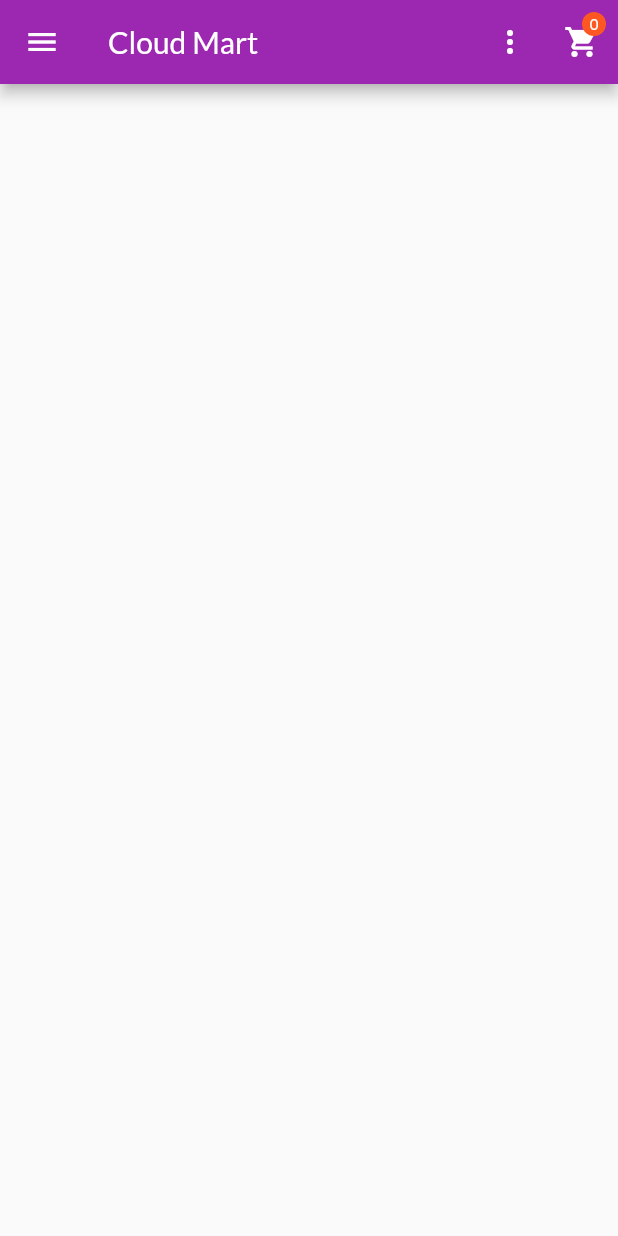
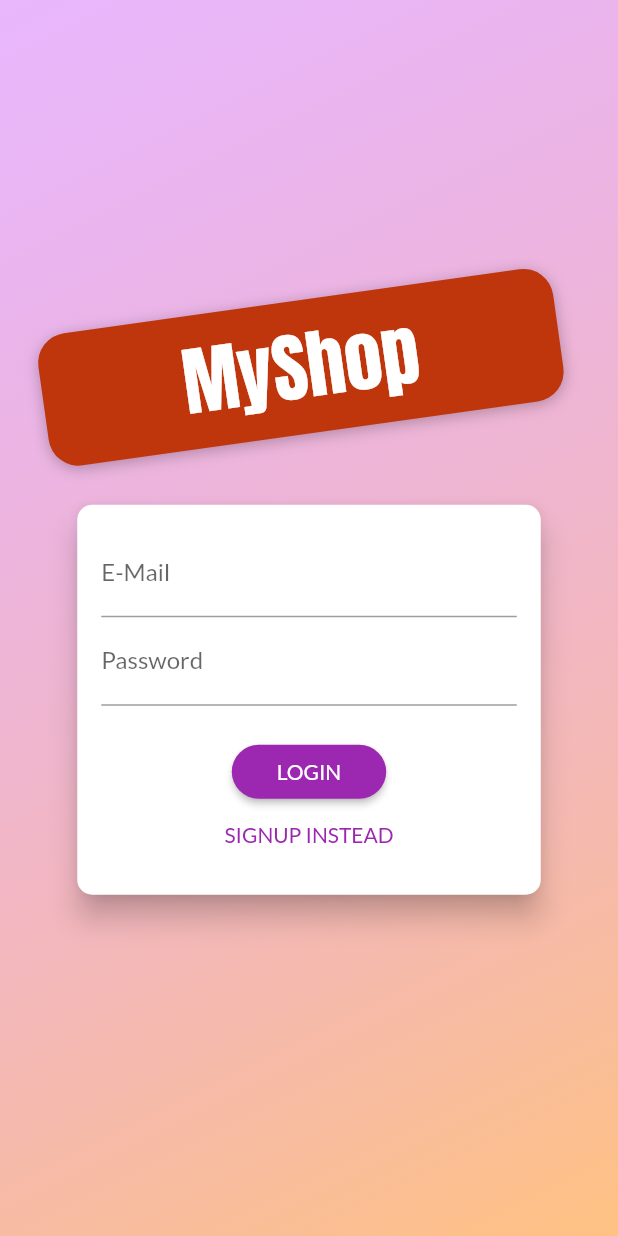
Before and after one commit to saad0259/app_23_shop_app, a Flutter app: the screen it shows after launch, on a phone screen of 412 x 824 dp. Run offline on Flutter 3.47's test engine with Material 2 defaults, Android fonts, the phone set to English and light mode, and no system bars.

Commit message:
authentication - signup with email and apssword

```diff
--- a/lib/main.dart
+++ b/lib/main.dart
@@ -1,3 +1,5 @@
+import 'package:app_23_shop_app/provider/auth.dart';
+import 'package:app_23_shop_app/screens/auth_screen.dart';
 import 'package:app_23_shop_app/screens/cart_screen.dart';
 import 'package:app_23_shop_app/screens/edit_product_screen.dart';
 import 'package:app_23_shop_app/screens/orders_screen.dart';
@@ -31,6 +33,9 @@
         ChangeNotifierProvider(
           create: (ctx) => Orders(),
         ),
+        ChangeNotifierProvider.value(
+          value: Auth(),
+        ),
       ],
       // value: ProductsProvider(),
       child: MaterialApp(
@@ -43,13 +48,13 @@
         ),
         // home: ProductsGallery(),
         routes: {
-          '/': (ctx) => ProductsGallery(),
+          '/': (ctx) => AuthScreen (),
           ProductDetails.routeName: (ctx) => ProductDetails(),
           CartScreen.routeName: (ctx) => CartScreen(),
           OrdersScreen.routeName: (ctx) => OrdersScreen(),
-          UserProductsScreen.routeName:(ctx) => UserProductsScreen(),
-          EditProductScreen.routeName:(ctx) => EditProductScreen(),
-
+          UserProductsScreen.routeName: (ctx) => UserProductsScreen(),
+          EditProductScreen.routeName: (ctx) => EditProductScreen(),
+          AuthScreen.routeName: (ctx) => AuthScreen(),
         },
       ),
     );
--- /dev/null
+++ b/lib/provider/auth.dart
@@ -0,0 +1,24 @@
+import 'dart:convert';
+
+import 'package:flutter/widgets.dart';
+import 'package:http/http.dart' as http;
+
+class Auth with ChangeNotifier {
+  String? _token;
+  DateTime? _expiryDate;
+  String? _UserId;
+
+  String _firebaseApiKey = 'AIzaSyAbbS_HW2t3CAMwuS2n7g_0OpindZ8sxJw';
+
+  Future<void> signup(String? email, String? password) async {
+    final Uri url = Uri.parse(
+        'https://identitytoolkit.googleapis.com/v1/accounts:signUp?key=$_firebaseApiKey');
+    final response = await http.post(url,
+        body: jsonEncode({
+          'email': email,
+          'password': password,
+          'returnSecureToken': true,
+        }));
+    print(jsonDecode(response.body));
+  }
+}
--- /dev/null
+++ b/lib/screens/auth_screen.dart
@@ -0,0 +1,237 @@
+import 'dart:math';
+
+import 'package:app_23_shop_app/provider/auth.dart';
+import 'package:flutter/material.dart';
+import 'package:provider/provider.dart';
+
+enum AuthMode { Signup, Login }
+
+class AuthScreen extends StatelessWidget {
+  static const routeName = '/auth';
+
+  @override
+  Widget build(BuildContext context) {
+    final deviceSize = MediaQuery.of(context).size;
+    // final transformConfig = Matrix4.rotationZ(-8 * pi / 180);
+    // transformConfig.translate(-10.0);
+    return Scaffold(
+      // resizeToAvoidBottomInset: false,
+      body: Stack(
+        children: <Widget>[
+          Container(
+            decoration: BoxDecoration(
+              gradient: LinearGradient(
+                colors: [
+                  Color.fromRGBO(215, 117, 255, 1).withOpacity(0.5),
+                  Color.fromRGBO(255, 188, 117, 1).withOpacity(0.9),
+                ],
+                begin: Alignment.topLeft,
+                end: Alignment.bottomRight,
+                stops: [0, 1],
+              ),
+            ),
+          ),
+          SingleChildScrollView(
+            child: Container(
+              height: deviceSize.height,
+              width: deviceSize.width,
+              child: Column(
+                mainAxisAlignment: MainAxisAlignment.center,
+                crossAxisAlignment: CrossAxisAlignment.center,
+                children: <Widget>[
+                  Flexible(
+                    child: Container(
+                      margin: EdgeInsets.only(bottom: 20.0),
+                      padding:
+                          EdgeInsets.symmetric(vertical: 8.0, horizontal: 94.0),
+                      transform: Matrix4.rotationZ(-8 * pi / 180)
+                        ..translate(-10.0),
+                      // ..translate(-10.0),
+                      decoration: BoxDecoration(
+                        borderRadius: BorderRadius.circular(20),
+                        color: Colors.deepOrange.shade900,
+                        boxShadow: [
+                          BoxShadow(
+                            blurRadius: 8,
+                            color: Colors.black26,
+                            offset: Offset(0, 2),
+                          )
+                        ],
+                      ),
+                      child: Text(
+                        'MyShop',
+                        style: TextStyle(
+                          color: Theme.of(context)
+                              .accentTextTheme
+                              .headline6!
+                              .color,
+                          fontSize: 50,
+                          fontFamily: 'Anton',
+                          fontWeight: FontWeight.normal,
+                        ),
+                      ),
+                    ),
+                  ),
+                  Flexible(
+                    flex: deviceSize.width > 600 ? 2 : 1,
+                    child: AuthCard(),
+                  ),
+                ],
+              ),
+            ),
+          ),
+        ],
+      ),
+    );
+  }
+}
+
+class AuthCard extends StatefulWidget {
+  @override
+  _AuthCardState createState() => _AuthCardState();
+}
+
+class _AuthCardState extends State<AuthCard> {
+  final GlobalKey<FormState> _formKey = GlobalKey();
+  AuthMode _authMode = AuthMode.Login;
+  Map<String, String> _authData = {
+    'email': '',
+    'password': '',
+  };
+  var _isLoading = false;
+  final _passwordController = TextEditingController();
+
+  Future<void> _submit() async{
+    if (!_formKey.currentState!.validate()) {
+      // Invalid!
+      return;
+    }
+    _formKey.currentState!.save();
+    setState(() {
+      _isLoading = true;
+    });
+    if (_authMode == AuthMode.Login) {
+      // Log user in
+    } else {
+      await Provider.of<Auth>(context, listen: false)
+          .signup(_authData['email'], _authData['password']);
+    }
+    setState(() {
+      _isLoading = false;
+    });
+  }
+
+  void _switchAuthMode() {
+    if (_authMode == AuthMode.Login) {
+      setState(() {
+        _authMode = AuthMode.Signup;
+      });
+    } else {
+      setState(() {
+        _authMode = AuthMode.Login;
+      });
+    }
+  }
+
+  @override
+  Widget build(BuildContext context) {
+    final deviceSize = MediaQuery.of(context).size;
+    return Card(
+      shape: RoundedRectangleBorder(
+        borderRadius: BorderRadius.circular(10.0),
+      ),
+      elevation: 8.0,
+      child: Container(
+        height: _authMode == AuthMode.Signup ? 320 : 260,
+        constraints:
+            BoxConstraints(minHeight: _authMode == AuthMode.Signup ? 320 : 260),
+        width: deviceSize.width * 0.75,
+        padding: EdgeInsets.all(16.0),
+        child: Form(
+          key: _formKey,
+          child: SingleChildScrollView(
+            child: Column(
+              children: <Widget>[
+                TextFormField(
+                  decoration: InputDecoration(labelText: 'E-Mail'),
+                  keyboardType: TextInputType.emailAddress,
+                  validator: (value) {
+                    if (value!.isEmpty || !value.contains('@')) {
+                      return 'Invalid email!';
+                    }
+                  },
+                  onSaved: (value) {
+                    _authData['email'] = value!;
+                  },
+                ),
+                TextFormField(
+                  decoration: InputDecoration(labelText: 'Password'),
+                  obscureText: true,
+                  controller: _passwordController,
+                  validator: (value) {
+                    if (value!.isEmpty || value.length < 6) {
+                      return 'Password is too short!';
+                    }
+                  },
+                  onSaved: (value) {
+                    _authData['password'] = value!;
+                  },
+                ),
+                if (_authMode == AuthMode.Signup)
+                  TextFormField(
+                    enabled: _authMode == AuthMode.Signup,
+                    decoration: InputDecoration(labelText: 'Confirm Password'),
+                    obscureText: true,
+                    validator: _authMode == AuthMode.Signup
+                        ? (value) {
+                            if (value != _passwordController.text) {
+                              return 'Passwords do not match!';
+                            }
+                          }
+                        : null,
+                  ),
+                SizedBox(
+                  height: 20,
+                ),
+                if (_isLoading)
+                  CircularProgressIndicator()
+                else
+                  ElevatedButton(
+                    style: ElevatedButton.styleFrom(
+                      primary: Theme.of(context).primaryColor,
+                      shape: RoundedRectangleBorder(
+                        borderRadius: BorderRadius.circular(30),
+                      ),
+                      padding:
+                          EdgeInsets.symmetric(horizontal: 30.0, vertical: 8.0),
+                    ),
+                    child: Text(
+                      _authMode == AuthMode.Login ? 'LOGIN' : 'SIGN UP',
+                      style: TextStyle(
+                        color: Theme.of(context).primaryTextTheme.button!.color,
+                      ),
+                    ),
+                    onPressed: _submit,
+                  ),
+                TextButton(
+                  child: Text(
+                    '${_authMode == AuthMode.Login ? 'SIGNUP' : 'LOGIN'} INSTEAD',
+                    style: TextStyle(
+                      color: Theme.of(context).primaryColor,
+                    ),
+                  ),
+                  onPressed: _switchAuthMode,
+                  style: TextButton.styleFrom(
+                    padding:
+                        EdgeInsets.symmetric(horizontal: 30.0, vertical: 4),
+                    tapTargetSize: MaterialTapTargetSize.shrinkWrap,
+                  ),
+                ),
+              ],
+            ),
+          ),
+        ),
+      ),
+    );
+  }
+}
```
